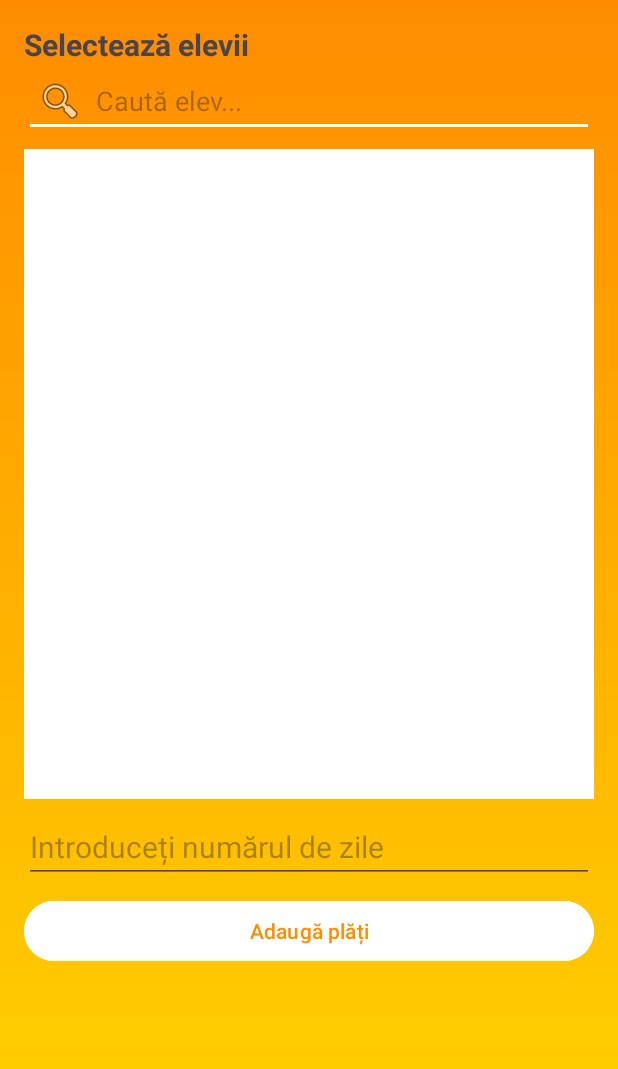
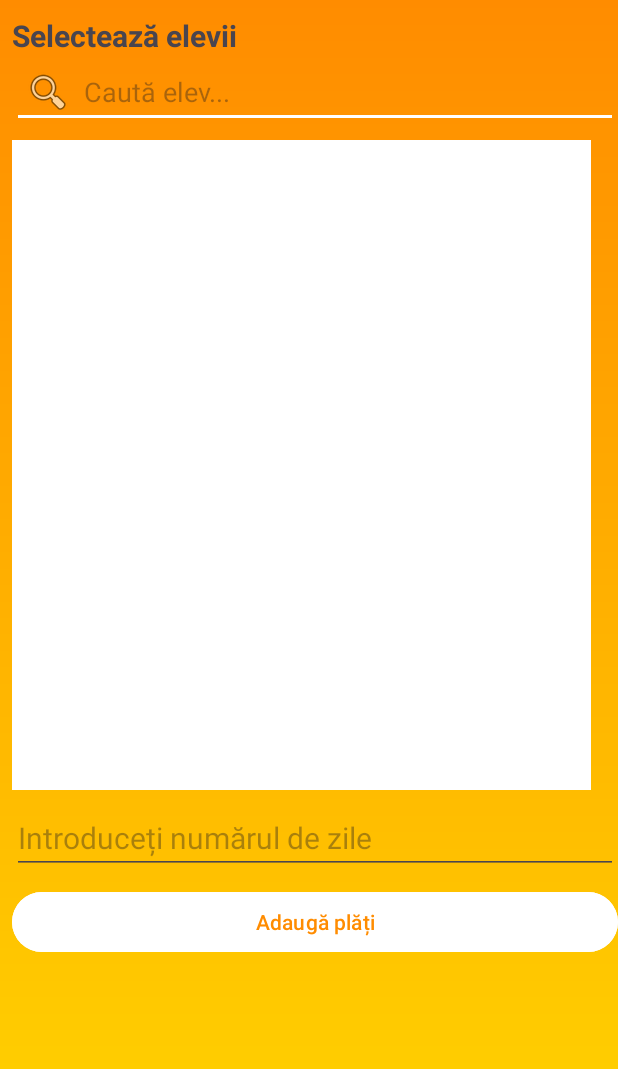
Before and after one commit to irimiamiriam/CantinaOnline, an Android app built with Jetpack Compose: the CautareElevi screen opened directly, with no data from a screen before it, on a phone screen of 412 x 824 dp. Shown: the top 1069 px of the screen. Run offline under Robolectric (Android 15) with nearby library versions, the phone set to English and light mode, and no system bars; our stand-ins replace Firebase (no records; nobody signed in at launch, a user with empty details on screens opened directly).

Commit message:
selectare elevi

```diff
--- a/app/src/main/java/com/example/cantinaonline/AddRestanta.java
+++ b/app/src/main/java/com/example/cantinaonline/AddRestanta.java
@@ -35,7 +35,11 @@ public class AddRestanta extends AppCompatActivity {
     protected void onCreate(Bundle savedInstanceState) {
         super.onCreate(savedInstanceState);
         setContentView(R.layout.activity_add_restanta);
-
+        ViewCompat.setOnApplyWindowInsetsListener(findViewById(R.id.main), (v, insets) -> {
+            Insets systemBars = insets.getInsets(WindowInsetsCompat.Type.systemBars());
+            v.setPadding(systemBars.left, systemBars.top, systemBars.right, systemBars.bottom);
+            return insets;
+        });
         // Initialize Firebase Firestore
         db = FirebaseFirestore.getInstance();
 
--- a/app/src/main/java/com/example/cantinaonline/CautareElevi.java
+++ b/app/src/main/java/com/example/cantinaonline/CautareElevi.java
@@ -11,8 +11,12 @@ import android.widget.Button;
 import android.widget.EditText;
 import android.widget.Toast;
 
+import androidx.activity.EdgeToEdge;
 import androidx.annotation.NonNull;
 import androidx.appcompat.app.AppCompatActivity;
+import androidx.core.graphics.Insets;
+import androidx.core.view.ViewCompat;
+import androidx.core.view.WindowInsetsCompat;
 import androidx.recyclerview.widget.LinearLayoutManager;
 import androidx.recyclerview.widget.RecyclerView;
 
@@ -38,6 +42,13 @@ public class CautareElevi extends AppCompatActivity {
         super.onCreate(savedInstanceState);
         setContentView(R.layout.activity_cautare_elevi);
 
+        EdgeToEdge.enable(this);
+
+        ViewCompat.setOnApplyWindowInsetsListener(findViewById(R.id.main), (v, insets) -> {
+            Insets systemBars = insets.getInsets(WindowInsetsCompat.Type.systemBars());
+            v.setPadding(systemBars.left, systemBars.top, systemBars.right, systemBars.bottom);
+            return insets;
+        });
         db = FirebaseFirestore.getInstance();
 
         studentsRecyclerView = findViewById(R.id.studentsRecyclerView);
@@ -49,12 +60,8 @@ public class CautareElevi extends AppCompatActivity {
         studentsRecyclerView.setLayoutManager(new LinearLayoutManager(this));
         studentsRecyclerView.setAdapter(studentAdapter);
 
-        daysInput.setOnClickListener(new View.OnClickListener() {
-            @Override
-            public void onClick(View v) {
-               daysInput.requestFocus();
-            }
-        });
+
+
 
         // Load students from the database
         loadStudents();
--- a/app/src/main/java/com/example/cantinaonline/StudentActivity.java
+++ b/app/src/main/java/com/example/cantinaonline/StudentActivity.java
@@ -176,12 +176,12 @@ public class StudentActivity extends AppCompatActivity {
                             for (QueryDocumentSnapshot document : task.getResult()) {
                                 // Extract data from document
                                 String name = document.getString("name");
-                                Long daysPaid = document.getLong("daysPaid");
+
                                 studentId = document.getString("studentId");
 
                                 // Display data
                                 studentNameTextView.setText(name);
-                                daysPaidTextView.setText("Zile plătite: " + daysPaid);
+
 
                                 // Generate QR Code
                                 generateQRCode(studentId);
--- a/app/src/main/java/com/example/cantinaonline/StudentAdapter.java
+++ b/app/src/main/java/com/example/cantinaonline/StudentAdapter.java
@@ -37,7 +37,6 @@ public class StudentAdapter extends RecyclerView.Adapter<StudentAdapter.StudentV
 
         // Bind student data
         holder.nameTextView.setText(student.getName());
-        holder.remainingDaysTextView.setText("Zile rămase: " + student.getDaysPaid());
 
         // Handle checkbox selection
         holder.selectCheckBox.setOnCheckedChangeListener(null); // Prevent unintended behavior
@@ -72,7 +71,6 @@ public class StudentAdapter extends RecyclerView.Adapter<StudentAdapter.StudentV
         public StudentViewHolder(@NonNull View itemView) {
             super(itemView);
             nameTextView = itemView.findViewById(R.id.nameTextView);
-            remainingDaysTextView = itemView.findViewById(R.id.daysPaidTextView);
             selectCheckBox = itemView.findViewById(R.id.checkBox);
         }
     }
--- a/app/src/main/res/layout/activity_add_restanta.xml
+++ b/app/src/main/res/layout/activity_add_restanta.xml
@@ -1,7 +1,8 @@
 <?xml version="1.0" encoding="utf-8"?>
-<androidx.constraintlayout.widget.ConstraintLayout xmlns:android="http://schemas.android.com/apk/res/android"
+<androidx.constraintlayout.widget.ConstraintLayout
+    xmlns:android="http://schemas.android.com/apk/res/android"
+    xmlns:tools="http://schemas.android.com/tools"
     xmlns:app="http://schemas.android.com/apk/res-auto"
-    xmlns:tools="http://schemas.android.com/tools"
     android:id="@+id/main"
     android:layout_width="match_parent"
     android:layout_height="match_parent"
@@ -11,7 +12,6 @@
     <LinearLayout
         android:layout_width="match_parent"
         android:layout_height="match_parent"
-        android:background="@drawable/gradient_background"
         android:orientation="vertical"
         android:padding="16dp"
         app:layout_constraintEnd_toEndOf="parent"
--- a/app/src/main/res/layout/activity_cautare_elevi.xml
+++ b/app/src/main/res/layout/activity_cautare_elevi.xml
@@ -6,26 +6,30 @@
     android:id="@+id/main"
     android:layout_width="match_parent"
     android:layout_height="match_parent"
-    tools:context=".CautareElevi">
+    tools:context=".CautareElevi"
+    android:background="@drawable/gradient_background"
+>
     <LinearLayout
         android:layout_width="match_parent"
         android:layout_height="match_parent"
         android:orientation="vertical"
-        android:padding="16dp"
         app:layout_constraintEnd_toEndOf="parent"
         app:layout_constraintStart_toStartOf="parent"
         app:layout_constraintTop_toTopOf="parent"
         app:layout_constraintWidth_percent="0.8"
-        android:background="@drawable/gradient_background">
+        >
 
         <TextView
             android:id="@+id/titleTextView"
             android:layout_width="wrap_content"
             android:layout_height="wrap_content"
+            android:layout_marginTop="10dp"
+            android:layout_marginLeft="8dp"
             android:text="Selectează elevii"
             android:textSize="20sp"
             android:textStyle="bold" />
         <EditText
+            android:layout_marginLeft="8dp"
             android:id="@+id/searchBar"
             android:layout_width="match_parent"
             android:layout_height="wrap_content"
@@ -41,7 +45,7 @@
             android:id="@+id/studentsRecyclerView"
             android:layout_width="386dp"
             android:layout_height="433dp"
-
+            android:layout_marginLeft="8dp"
             android:background="@android:color/white"
             android:padding="8dp"
             android:scrollbars="vertical" />
@@ -51,14 +55,15 @@
             android:layout_width="match_parent"
             android:layout_height="wrap_content"
             android:hint="Introduceți numărul de zile"
-            android:digits="0123456789"
-            android:inputType="number"
+            android:inputType="text"
+            android:layout_marginLeft="8dp"
             android:imeOptions="actionDone"
-            android:textSize="20dp"
+            android:textSize="20sp"
             android:layout_marginTop="8dp"
             android:layout_marginBottom="8dp" />
 
         <Button
+            android:layout_marginLeft="8dp"
             android:id="@+id/payButton"
             android:layout_width="match_parent"
             android:layout_height="wrap_content"
--- a/app/src/main/res/layout/student_item.xml
+++ b/app/src/main/res/layout/student_item.xml
@@ -21,10 +21,4 @@
         android:text="Student Name"
         android:textSize="16sp" />
 
-    <TextView
-        android:id="@+id/daysPaidTextView"
-        android:layout_width="wrap_content"
-        android:layout_height="wrap_content"
-        android:gravity="end"
-        android:text="Zile plătite: 0" />
 </LinearLayout>
```
